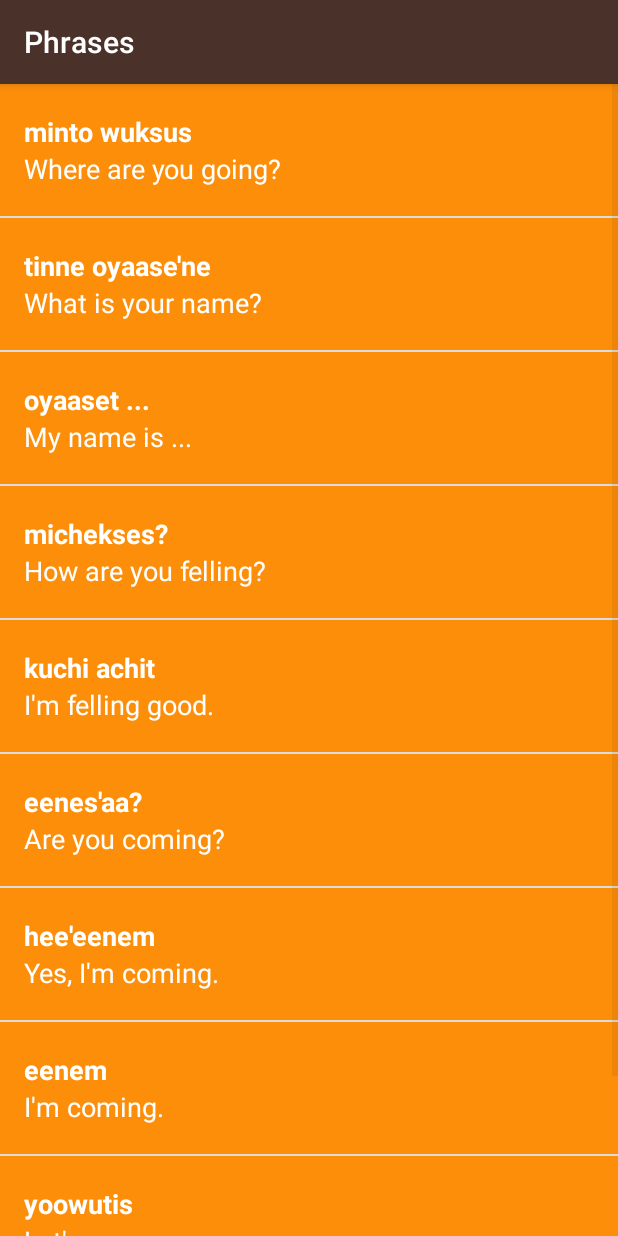
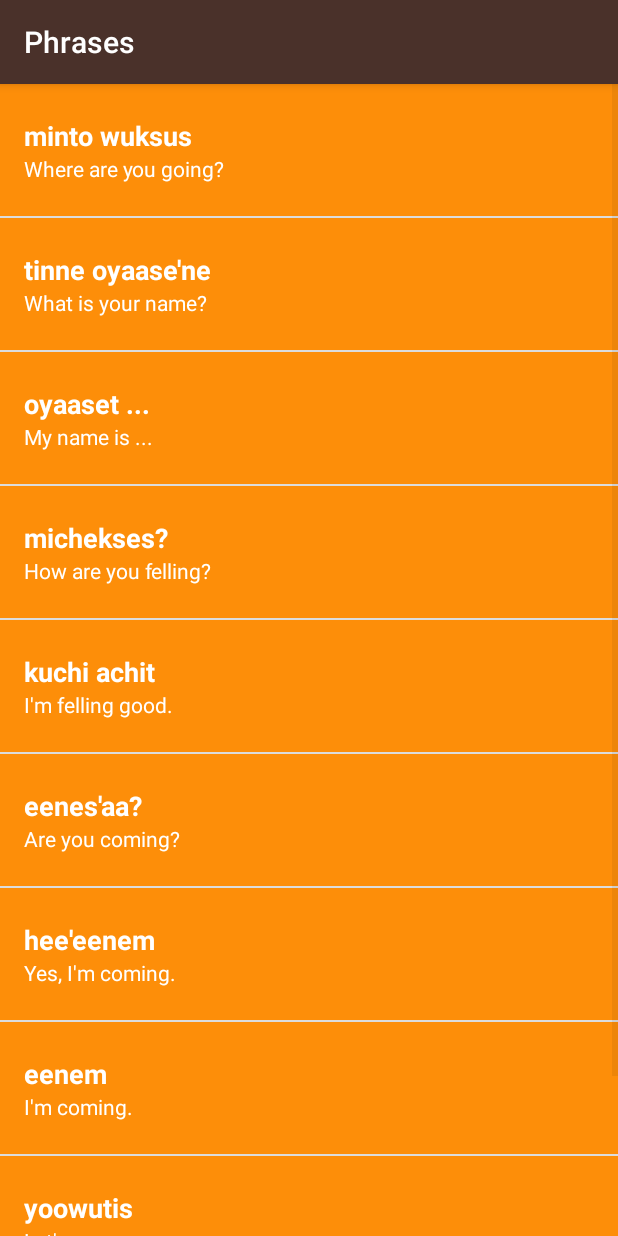
Before and after one commit to fabrous/Miwok, an Android app: the PhrasesActivity screen opened directly, with no data from a screen before it, on a phone screen of 412 x 824 dp. Run offline under Robolectric (Android 15) with nearby library versions, the light colour scheme and no system bars.

Commit message:
Lesson 4 - cap 14

```diff
--- a/app/src/main/java/com/example/android/miwok/PhrasesActivity.java
+++ b/app/src/main/java/com/example/android/miwok/PhrasesActivity.java
@@ -1,34 +1,47 @@
 package com.example.android.miwok;
 
+import android.media.MediaPlayer;
 import android.support.v7.app.AppCompatActivity;
 import android.os.Bundle;
+import android.view.View;
+import android.widget.AdapterView;
 import android.widget.ListView;
 
 import java.util.ArrayList;
-import java.util.List;
 
 public class PhrasesActivity extends AppCompatActivity {
+
+    private MediaPlayer mMediaPlayer;
 
     @Override
     protected void onCreate(Bundle savedInstanceState) {
         super.onCreate(savedInstanceState);
         setContentView(R.layout.word_list);
 
-        ArrayList<Word> phrases = new ArrayList<>();
-        phrases.add(new Word("Where are you going?", "minto wuksus"));
-        phrases.add(new Word("What is your name?", "tinne oyaase'ne"));
-        phrases.add(new Word("My name is ...", "oyaaset ..."));
-        phrases.add(new Word("How are you felling?", "michekses?"));
-        phrases.add(new Word("I'm felling good.", "kuchi achit"));
-        phrases.add(new Word("Are you coming?", "eenes'aa?"));
-        phrases.add(new Word("Yes, I'm coming.", "hee'eenem"));
-        phrases.add(new Word("I'm coming.", "eenem"));
-        phrases.add(new Word("Let's go.", "yoowutis"));
-        phrases.add(new Word("Come here.", "enni'nem"));
+        final ArrayList<Word> phrases = new ArrayList<>();
+        phrases.add(new Word("Where are you going?", "minto wuksus", R.raw.phrase_where_are_you_going));
+        phrases.add(new Word("What is your name?", "tinne oyaase'ne", R.raw.phrase_what_is_your_name));
+        phrases.add(new Word("My name is ...", "oyaaset ...", R.raw.phrase_my_name_is));
+        phrases.add(new Word("How are you felling?", "michekses?", R.raw.phrase_how_are_you_feeling));
+        phrases.add(new Word("I'm felling good.", "kuchi achit", R.raw.phrase_im_feeling_good));
+        phrases.add(new Word("Are you coming?", "eenes'aa?", R.raw.phrase_are_you_coming));
+        phrases.add(new Word("Yes, I'm coming.", "hee'eenem", R.raw.phrase_yes_im_coming));
+        phrases.add(new Word("I'm coming.", "eenem", R.raw.phrase_im_coming));
+        phrases.add(new Word("Let's go.", "yoowutis", R.raw.phrase_lets_go));
+        phrases.add(new Word("Come here.", "enni'nem", R.raw.phrase_come_here));
 
-        WordAdapter itemsAdapter = new WordAdapter(this, phrases);
+        WordAdapter itemsAdapter = new WordAdapter(this, phrases, R.color.category_numbers);
         ListView listView = (ListView) findViewById(R.id.list);
         listView.setAdapter(itemsAdapter);
+
+        listView.setOnItemClickListener(new AdapterView.OnItemClickListener() {
+            @Override
+            public void onItemClick(AdapterView<?> parent, View view, int position, long id) {
+                Word atualWord = phrases.get(position);
+                mMediaPlayer = MediaPlayer.create(PhrasesActivity.this, atualWord.getAudioResourceId());
+                mMediaPlayer.start();
+            }
+        });
     }
 
 }
--- a/app/src/main/java/com/example/android/miwok/Word.java
+++ b/app/src/main/java/com/example/android/miwok/Word.java
@@ -9,18 +9,21 @@ public class Word {
     private String mDefaultTranlation;
     private String mMiwokTranslation;
     private int mImageResourceId = Word.NO_IMAGE_PROVIDED;
+    private int mAudioResourceId;
 
     private static final int NO_IMAGE_PROVIDED = -1;
 
-    public Word (String defaultTranlation, String miwokTranslation, int imageResourceId) {
+    public Word (String defaultTranlation, String miwokTranslation, int imageResourceId, int audioResourceId) {
         this.mDefaultTranlation = defaultTranlation;
         this.mMiwokTranslation = miwokTranslation;
         this.mImageResourceId = imageResourceId;
+        this.mAudioResourceId = audioResourceId;
     }
 
-    public Word (String defaultTranlation, String miwokTranslation) {
+    public Word (String defaultTranlation, String miwokTranslation, int audioResourceId) {
         this.mDefaultTranlation = defaultTranlation;
         this.mMiwokTranslation = miwokTranslation;
+        this.mAudioResourceId = audioResourceId;
     }
 
     public String getDefaultTranlation() {
@@ -37,5 +40,9 @@ public class Word {
         return mImageResourceId != Word.NO_IMAGE_PROVIDED;
     }
 
+    public int getAudioResourceId() {
+        return this.mAudioResourceId;
+    }
+
 
 }
--- a/app/src/main/java/com/example/android/miwok/WordAdapter.java
+++ b/app/src/main/java/com/example/android/miwok/WordAdapter.java
@@ -4,11 +4,13 @@ import android.content.Context;
 import android.support.annotation.LayoutRes;
 import android.support.annotation.NonNull;
 import android.support.annotation.Nullable;
+import android.support.v4.content.ContextCompat;
 import android.view.LayoutInflater;
 import android.view.View;
 import android.view.ViewGroup;
 import android.widget.ArrayAdapter;
 import android.widget.ImageView;
+import android.widget.LinearLayout;
 import android.widget.TextView;
 
 import java.util.ArrayList;
@@ -20,8 +22,19 @@ import java.util.List;
 
 public class WordAdapter extends ArrayAdapter<Word> {
 
-    public WordAdapter(@NonNull Context context, @NonNull ArrayList<Word> wordArrayList) {
+    private int mBackgroundColor;
+
+    private void setBackgroundColor(int bgColor) {
+        mBackgroundColor = bgColor;
+    }
+
+    private int getBackgroundColor() {
+        return mBackgroundColor;
+    }
+
+    public WordAdapter(@NonNull Context context, @NonNull ArrayList<Word> wordArrayList, int backgroundColor) {
         super(context, 0, wordArrayList);
+        setBackgroundColor(backgroundColor);
     }
 
     @NonNull
@@ -41,6 +54,10 @@ public class WordAdapter extends ArrayAdapter<Word> {
         TextView defaultTextView = (TextView) listItemView.findViewById(R.id.default_text_view);
         defaultTextView.setText(currentWord.getDefaultTranlation());
 
+        LinearLayout linearLayout = (LinearLayout) listItemView.findViewById(R.id.linear_layout_view);
+        int color = ContextCompat.getColor(getContext(), getBackgroundColor());
+        linearLayout.setBackgroundColor(color);
+
         ImageView image = (ImageView) listItemView.findViewById(R.id.image);
 
         if (currentWord.hasImage()) {
--- a/app/src/main/res/layout/list_item.xml
+++ b/app/src/main/res/layout/list_item.xml
@@ -3,20 +3,19 @@
     xmlns:tools="http://schemas.android.com/tools"
     android:layout_width="match_parent"
     android:layout_height="wrap_content"
-    android:orientation="horizontal">
+    android:orientation="horizontal"
+    android:background="@color/tan_background">
 
     <ImageView
         android:id="@+id/image"
-        android:layout_width="88dp"
-        android:layout_height="88dp"
-        android:src="@mipmap/ic_launcher"
-        android:background="#FFF7DA"
-
-        />
+        android:layout_width="@dimen/list_item_height"
+        android:layout_height="@dimen/list_item_height"/>
 
     <LinearLayout
+        android:id="@+id/linear_layout_view"
         android:layout_width="match_parent"
-        android:layout_height="88dp"
+        android:layout_height="wrap_content"
+        android:minHeight="@dimen/list_item_height"
         android:orientation="vertical"
         android:paddingLeft="16dp"
         android:background="@color/category_numbers">
@@ -27,10 +26,9 @@
             android:layout_height="0dp"
             android:layout_weight="1"
             android:gravity="bottom"
-            style="@style/MiwokStyle"
-            tools:text="lutti"
-            tools:textColor="@android:color/black"/>
-
+            android:textAppearance="@style/TextAppearance.AppCompat.Medium"
+            android:textStyle="bold"
+            tools:text="lutti"/>
 
         <TextView
             android:id="@+id/default_text_view"
@@ -38,9 +36,7 @@
             android:layout_height="0dp"
             android:layout_weight="1"
             android:gravity="top"
-            style="@style/DefaultStyle"
-            tools:text="one"
-            tools:textColor="@android:color/black"/>
+            tools:text="one"/>
 
     </LinearLayout>
 
--- a/app/src/main/res/values/dimens.xml
+++ b/app/src/main/res/values/dimens.xml
@@ -16,6 +16,4 @@
     <!-- Height of each list item -->
     <dimen name="list_item_height">88dp</dimen>
     <!-- Default screen margins, per the Android Design guidelines. -->
-    <dimen name="activity_horizontal_margin">16dp</dimen>
-    <dimen name="activity_vertical_margin">16dp</dimen>
 </resources>
--- a/app/src/main/res/values/styles.xml
+++ b/app/src/main/res/values/styles.xml
@@ -32,14 +32,4 @@
         <item name="android:textAppearance">?android:textAppearanceMedium</item>
     </style>
 
-    <style name="MiwokStyle">
-        <item name="android:textStyle">bold</item>
-        <item name="android:textSize">18sp</item>
-    </style>
-
-    <style name="DefaultStyle">
-        <item name="android:textStyle">normal</item>
-        <item name="android:textSize">18sp</item>
-    </style>
-
 </resources>
```
Also changed, not shown: app/src/main/java/com/example/android/miwok/ColorsActivity.java (+24 -10 lines), app/src/main/java/com/example/android/miwok/FamilyActivity.java (+27 -12 lines), app/src/main/java/com/example/android/miwok/NumbersActivity.java (+31 -12 lines), app/src/main/res/values-w820dp/dimens.xml (deleted, +0 -20 lines).
